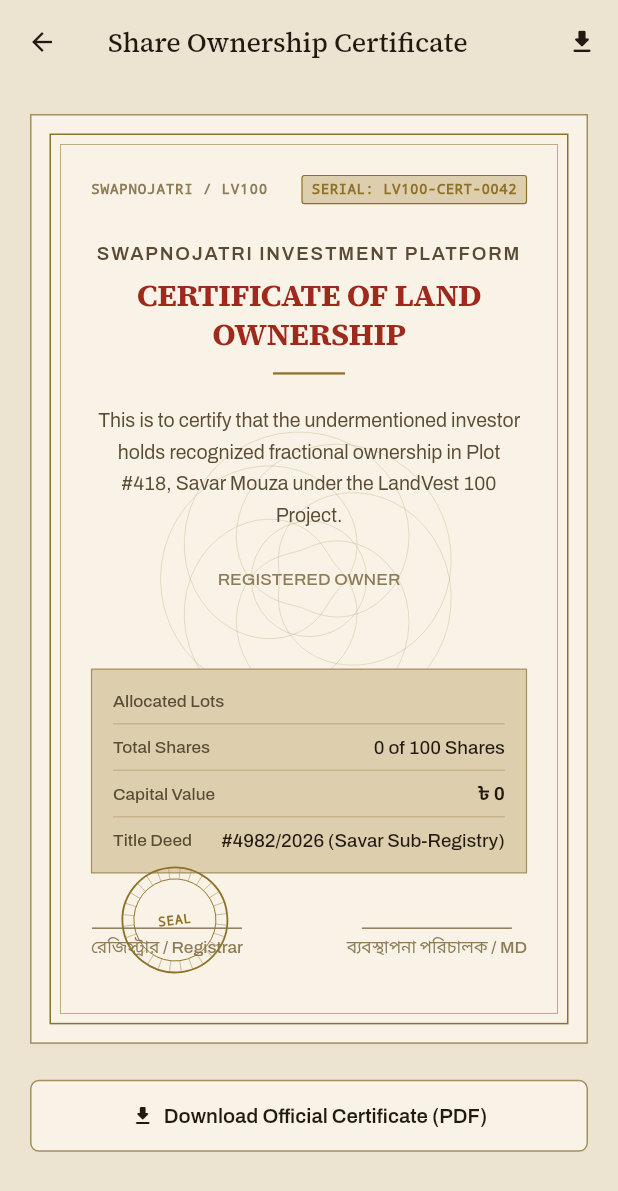
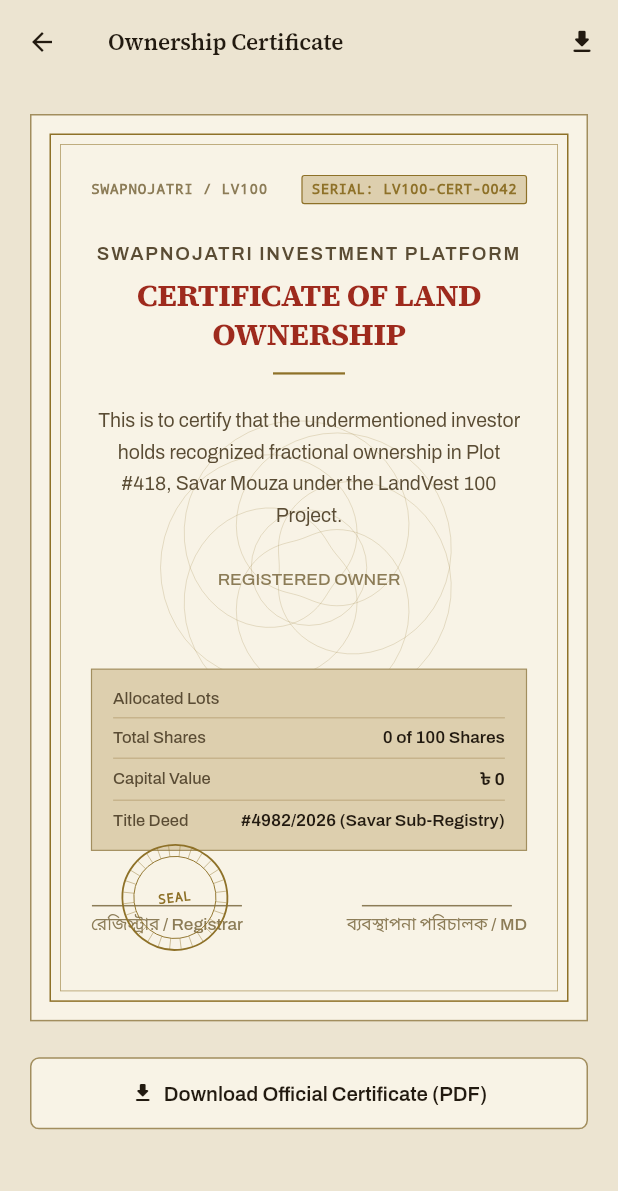
Before and after one commit to mashkurulalamohi37/investment, a Flutter app: the ShareCertificateWidget screen opened directly with empty values, on a phone screen of 412 x 824 dp. Shown: the top 1191 px of the screen. Run offline on Flutter 3.47's test engine with Material 3 defaults, Android fonts, the phone set to English and light mode, and no system bars; our stand-ins replace fl_chart, google_fonts.

Commit message:
fix(ui): eliminate 70px overflow on certificate table rows and refine appbar title

```diff
--- a/lib/core/widgets/share_certificate_widget.dart
+++ b/lib/core/widgets/share_certificate_widget.dart
@@ -37,8 +37,11 @@ class ShareCertificateWidget extends StatelessWidget {
       backgroundColor: palette.canvas,
       appBar: AppBar(
         title: Text(
-          isBangla ? 'অংশীদারি মালিকানা সনদ' : 'Share Ownership Certificate',
-          style: AppTypography.titleMedium(isDark: isDark, isBangla: isBangla),
+          isBangla ? 'মালিকানা সনদপত্র' : 'Ownership Certificate',
+          style: AppTypography.titleMedium(isDark: isDark, isBangla: isBangla).copyWith(
+            fontSize: 15,
+            fontWeight: FontWeight.w600,
+          ),
         ),
         actions: [
           IconButton(
@@ -294,14 +297,30 @@ class ShareCertificateWidget extends StatelessWidget {
   Widget _certDataRow(String label, String value, AppPalette palette, bool isDark, {bool isBold = false}) {
     return Row(
       mainAxisAlignment: MainAxisAlignment.spaceBetween,
+      crossAxisAlignment: CrossAxisAlignment.start,
       children: [
-        Text(label, style: AppTypography.caption(isDark: isDark).copyWith(color: palette.inkSecondary, fontSize: 11.5)),
-        Text(
-          value,
-          style: AppTypography.bodyStrong(isDark: isDark).copyWith(
-            fontWeight: isBold ? FontWeight.w700 : FontWeight.w500,
-            fontSize: 12.5,
-            color: palette.ink,
+        ConstrainedBox(
+          constraints: const BoxConstraints(maxWidth: 105),
+          child: Text(
+            label,
+            style: AppTypography.caption(isDark: isDark).copyWith(
+              color: palette.inkSecondary,
+              fontSize: 11,
+              height: 1.3,
+            ),
+          ),
+        ),
+        const SizedBox(width: 8),
+        Expanded(
+          child: Text(
+            value,
+            textAlign: TextAlign.right,
+            style: AppTypography.bodyStrong(isDark: isDark).copyWith(
+              fontWeight: isBold ? FontWeight.w700 : FontWeight.w600,
+              fontSize: 11.5,
+              color: palette.ink,
+              height: 1.3,
+            ),
           ),
         ),
       ],
```
